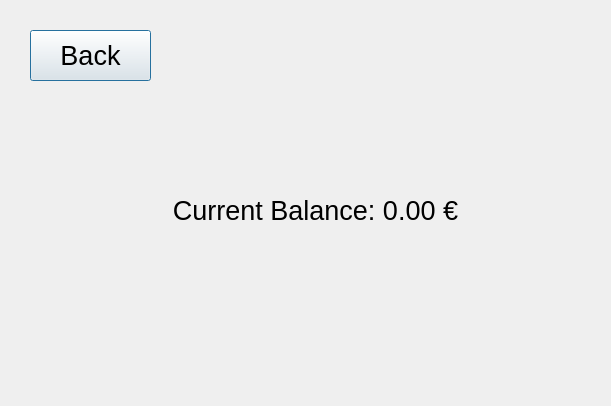
Above: bank-automat/balance.ui from alavuvi/atm-simulator-project before the change. Below: the same form after it.
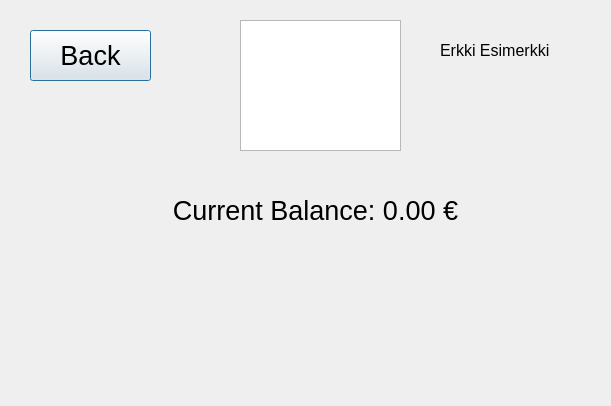
That is the form after the change.

Commit message: Balancen 90% valmis versio

```diff
--- a/bank-automat/balance.ui
+++ b/bank-automat/balance.ui
@@ -70,6 +70,36 @@
     <string>Back</string>
    </property>
   </widget>
+  <widget class="QLabel" name="labelOwner">
+   <property name="geometry">
+    <rect>
+     <x>440</x>
+     <y>30</y>
+     <width>121</width>
+     <height>41</height>
+    </rect>
+   </property>
+   <property name="font">
+    <font>
+     <family>Segoe UI</family>
+     <pointsize>12</pointsize>
+     <bold>false</bold>
+    </font>
+   </property>
+   <property name="text">
+    <string>Erkki Esimerkki</string>
+   </property>
+  </widget>
+  <widget class="QTextEdit" name="textTransactions">
+   <property name="geometry">
+    <rect>
+     <x>240</x>
+     <y>20</y>
+     <width>161</width>
+     <height>131</height>
+    </rect>
+   </property>
+  </widget>
  </widget>
  <resources/>
  <connections/>
```
The commit also changes 2 other files.
